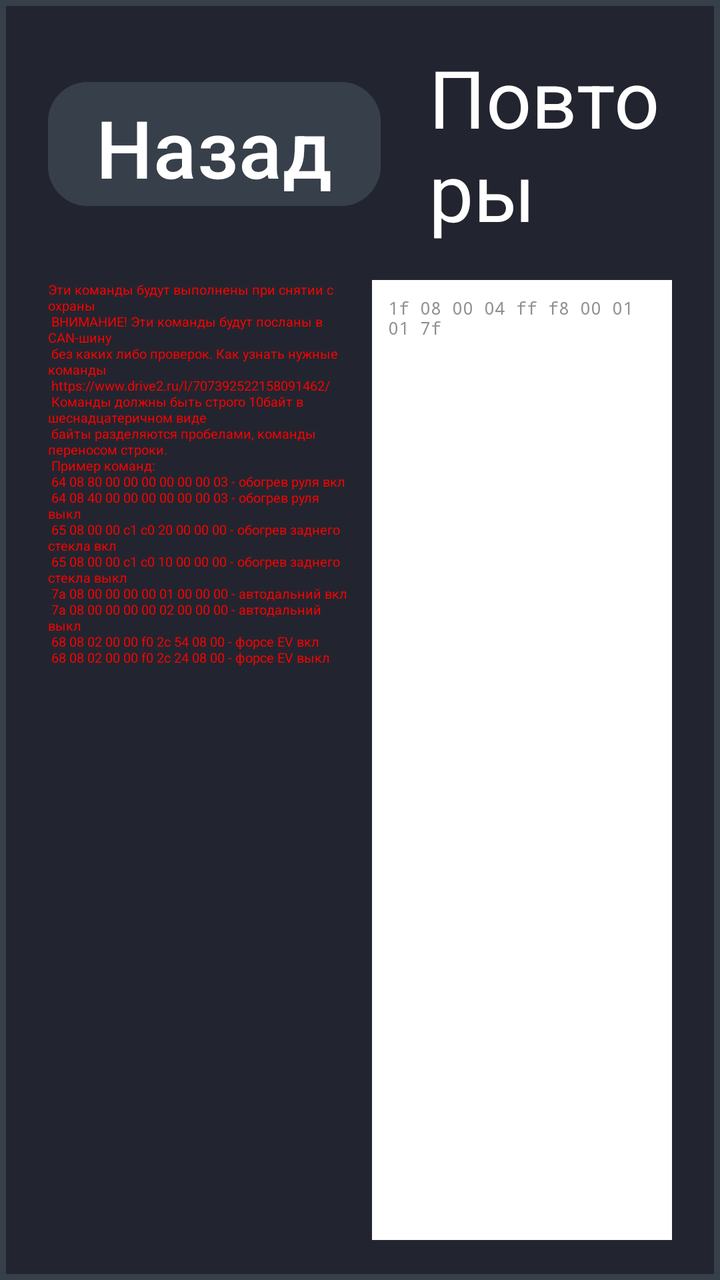
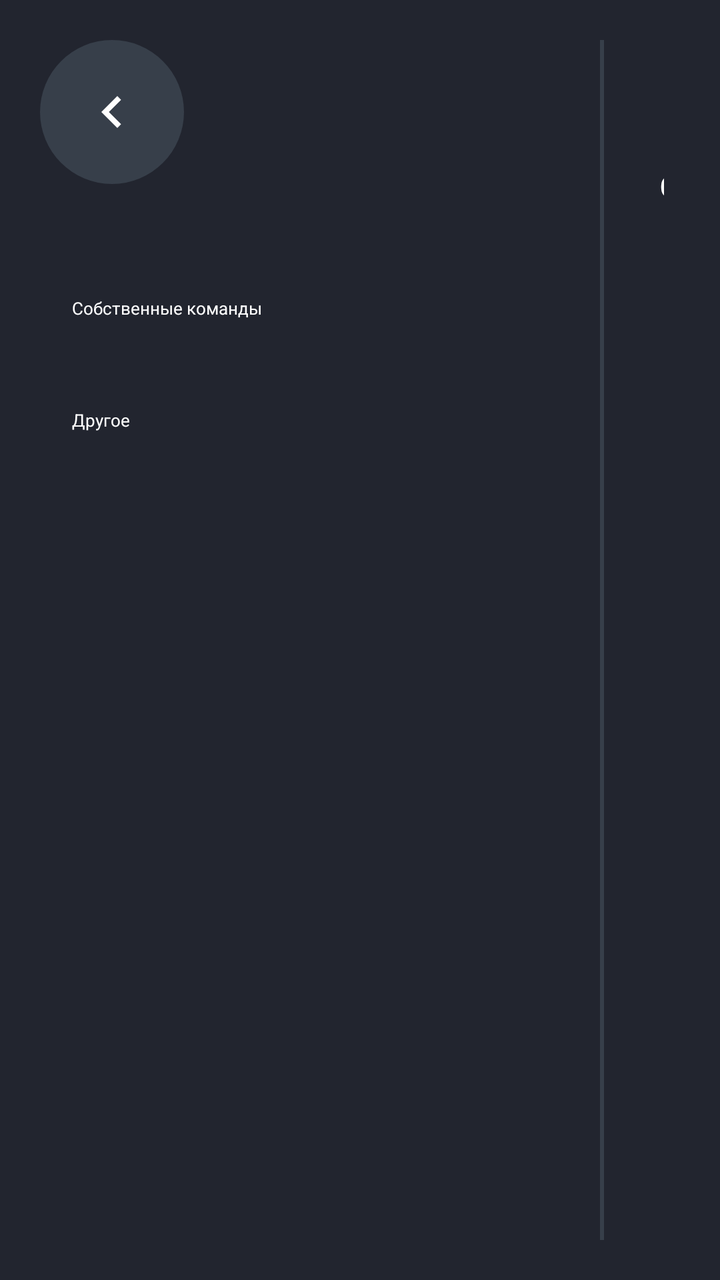

Screens rendered from an Android XML layout before and after an edit, with the pre-edit source and the edit as a unified diff.
<!-- AndroidManifest.xml: application theme Theme.RestoreMode -->
<!-- res/layout/activity_advance.xml -->
<?xml version="1.0" encoding="utf-8"?>
<LinearLayout xmlns:android="http://schemas.android.com/apk/res/android"
    xmlns:app="http://schemas.android.com/apk/res-auto"
    xmlns:tools="http://schemas.android.com/tools"
    android:id="@+id/main"
    android:layout_width="match_parent"
    android:layout_height="match_parent"
    android:background="@drawable/layout_category_bg_noround"
    android:orientation="vertical"
    android:paddingHorizontal="24dp"
    android:paddingVertical="12dp"
    android:fitsSystemWindows="true"
    tools:context=".AdvanceActivity">

    
    <LinearLayout
        android:layout_width="match_parent"
        android:layout_height="wrap_content"
        android:orientation="horizontal"
        android:gravity="center_vertical"
        android:layout_marginBottom="8dp">

        <Button
            android:id="@+id/buttonBack"
            android:layout_width="wrap_content"
            android:layout_height="70dp"
            android:backgroundTint="#373f4a"
            android:onClick="onButtonClickFinish"
            android:text="Назад"
            android:textColor="#FFFFFF"
            android:textSize="40dp"
            app:cornerRadius="20dp" />

        <TextView
            android:id="@+id/textView"
            android:layout_width="wrap_content"
            android:layout_height="wrap_content"
            android:layout_marginStart="24dp"
            android:text="Повторы"
            android:textColor="#FFFFFF"
            android:textSize="40dp" />

        <NumberPicker
            android:id="@+id/pickerCustomCommandCount"
            android:layout_width="120dp"
            android:layout_height="120dp"
            android:layout_marginStart="8dp"
            android:orientation="horizontal"
            android:outlineAmbientShadowColor="#C14A24"
            android:outlineSpotShadowColor="#8BC34A" />

        <Space
            android:layout_width="0dp"
            android:layout_height="1dp"
            android:layout_weight="1" />

        <Button
            android:id="@+id/buttonClean"
            android:layout_width="wrap_content"
            android:layout_height="70dp"
            android:backgroundTint="#373f4a"
            android:onClick="onButtonClickClean"
            android:text="Очистить"
            android:textColor="#FFFFFF"
            android:textSize="40dp"
            app:cornerRadius="20dp" />

    </LinearLayout>

    
    <LinearLayout
        android:layout_width="match_parent"
        android:layout_height="0dp"
        android:layout_weight="1"
        android:orientation="horizontal"
        android:layout_marginBottom="8dp">

        <TextView
            android:id="@+id/TextWarn"
            android:layout_width="0dp"
            android:layout_height="match_parent"
            android:layout_weight="1"
            android:text="@string/activity_advance_text"
            android:textColor="#ff0000"
            android:textSize="20px"
            android:layout_marginEnd="12dp" />

        <EditText
            android:id="@+id/rawCanCodes"
            android:layout_width="0dp"
            android:layout_height="match_parent"
            android:layout_weight="1"
            android:background="#ffffff"
            android:fontFamily="monospace"
            android:gravity="top"
            android:text="1f 08 00 04 ff f8 00 01 01 7f\n"
            android:textColor="#909090"
            android:textSize="26px"
            android:padding="8dp" />

    </LinearLayout>


</LinearLayout>
<!-- resources referenced by this layout -->
<resources>
  <!-- drawable layout_category_bg_noround (drawable) -->
  <?xml version="1.0" encoding="UTF-8"?>
  <shape xmlns:android="http://schemas.android.com/apk/res/android">
      <solid android:color="#22252f"/>
      <stroke android:width="3dp" android:color="#373f4a" />
      <corners android:radius="0dp"/>
      <padding android:left="30dp" android:top="30dp" android:right="30dp" android:bottom="30dp" />
  </shape>
  <string name="activity_advance_text">
          Эти команды будут выполнены при снятии с охраны\n
          ВНИМАНИЕ! Эти команды будут посланы в CAN-шину\n
          без каких либо проверок. Как узнать нужные команды\n
          https://www.drive2.ru/l/707392522158091462/\n
          Команды должны быть строго 10байт в шеснадцатеричном виде\n
          байты разделяются пробелами, команды переносом строки.\n
          Пример команд:\n
          64 08 80 00 00 00 00 00 00 03 - обогрев руля вкл\n
          64 08 40 00 00 00 00 00 00 03 - обогрев руля выкл\n
          65 08 00 00 c1 c0 20 00 00 00 - обогрев заднего стекла вкл\n
          65 08 00 00 c1 c0 10 00 00 00 - обогрев заднего стекла выкл\n
          7a 08 00 00 00 00 01 00 00 00 - автодальний вкл\n
          7a 08 00 00 00 00 02 00 00 00 - автодальний выкл\n
          68 08 02 00 00 f0 2c 54 08 00 - форсе EV вкл\n
          68 08 02 00 00 f0 2c 24 08 00 - форсе EV выкл
      </string>
  <style name="Theme.RestoreMode" parent="Base.Theme.RestoreMode" />
  <style name="Base.Theme.RestoreMode" parent="Theme.Material3.DayNight.NoActionBar">
          
          
      </style>
</resources>

<!-- the commit's change to res/layout/activity_advance.xml (unified diff, before → after) -->
@@ -5,100 +5,282 @@
     android:id="@+id/main"
     android:layout_width="match_parent"
     android:layout_height="match_parent"
-    android:background="@drawable/layout_category_bg_noround"
-    android:orientation="vertical"
-    android:paddingHorizontal="24dp"
-    android:paddingVertical="12dp"
+    android:background="#22252f"
+    android:orientation="horizontal"
     android:fitsSystemWindows="true"
     tools:context=".AdvanceActivity">
 
     
     <LinearLayout
+        android:layout_width="300dp"
+        android:layout_height="match_parent"
+        android:orientation="vertical"
+        android:paddingHorizontal="20dp"
+        android:paddingVertical="20dp"
+        android:gravity="top">
+
+        
+        <ImageButton
+            android:id="@+id/buttonBack"
+            android:layout_width="72dp"
+            android:layout_height="72dp"
+            android:padding="20dp"
+            android:background="@drawable/nav_back_circle_bg"
+            android:scaleType="fitCenter"
+            android:src="@drawable/ic_chevron_left"
+            android:onClick="onButtonClickFinish"
+            android:contentDescription="Назад" />
+
+        
+        <TextView
+            android:id="@+id/navCustomCommands"
+            android:layout_width="match_parent"
+            android:layout_height="wrap_content"
+            android:layout_marginTop="40dp"
+            android:background="@drawable/nav_rail_item_bg"
+            android:paddingHorizontal="16dp"
+            android:paddingVertical="16dp"
+            android:text="Собственные команды"
+            android:textColor="#FFFFFF"
+            android:textSize="26px" />
+
+        
+        <TextView
+            android:id="@+id/navOther"
+            android:layout_width="match_parent"
+            android:layout_height="wrap_content"
+            android:layout_marginTop="12dp"
+            android:background="@drawable/nav_rail_item_bg"
+            android:paddingHorizontal="16dp"
+            android:paddingVertical="16dp"
+            android:text="Другое"
+            android:textColor="#FFFFFF"
+            android:textSize="26px" />
+
+    </LinearLayout>
+
+    
+    <View
+        android:layout_width="2dp"
+        android:layout_height="match_parent"
+        android:layout_marginVertical="20dp"
+        android:background="#373f4a" />
+
+    
+    <FrameLayout
+        android:layout_width="0dp"
+        android:layout_height="match_parent"
+        android:layout_weight="1">
+
+    
+    <LinearLayout
+        android:id="@+id/pageCustomCommands"
         android:layout_width="match_parent"
-        android:layout_height="wrap_content"
-        android:orientation="horizontal"
-        android:gravity="center_vertical"
-        android:layout_marginBottom="8dp">
-
-        <Button
-            android:id="@+id/buttonBack"
+        android:layout_height="match_parent"
+        android:orientation="vertical"
+        android:paddingHorizontal="28dp"
+        android:paddingVertical="20dp">
+
+        
+        <LinearLayout
+            android:layout_width="match_parent"
+            android:layout_height="wrap_content"
+            android:orientation="horizontal"
+            android:gravity="center_vertical"
+            android:layout_marginBottom="16dp">
+
+            <TextView
+                android:layout_width="0dp"
+                android:layout_height="wrap_content"
+                android:layout_weight="1"
+                android:text="Собственные команды"
+                android:textColor="#FFFFFF"
+                android:textStyle="bold"
+                android:textSize="44px" />
+
+            <LinearLayout
+                android:layout_width="wrap_content"
+                android:layout_height="wrap_content"
+                android:orientation="horizontal"
+                android:gravity="center_vertical"
+                android:background="@drawable/layout_category_bg"
+                android:paddingHorizontal="16dp">
+
+                <TextView
+                    android:layout_width="wrap_content"
+                    android:layout_height="wrap_content"
+                    android:layout_marginEnd="8dp"
+                    android:text="Повторы"
+                    android:textColor="#FFFFFF"
+                    android:textSize="30px" />
+
+                <NumberPicker
+                    android:id="@+id/pickerCustomCommandCount"
+                    android:layout_width="90dp"
+                    android:layout_height="110dp" />
+
+            </LinearLayout>
+
+        </LinearLayout>
+
+        
+        <LinearLayout
+            android:layout_width="match_parent"
+            android:layout_height="0dp"
+            android:layout_weight="1"
+            android:orientation="horizontal">
+
+            <ScrollView
+                android:layout_width="0dp"
+                android:layout_height="match_parent"
+                android:layout_weight="1"
+                android:layout_marginEnd="20dp"
+                android:scrollbars="none">
+
+                <LinearLayout
+                    android:layout_width="match_parent"
+                    android:layout_height="wrap_content"
+                    android:orientation="vertical">
+
+                    <TextView
+                        android:id="@+id/TextWarn"
+                        android:layout_width="match_parent"
+                        android:layout_height="wrap_content"
+                        android:text="@string/activity_advance_text"
+                        android:textColor="#ff6b6b"
+                        android:textSize="20px" />
+
+                    
+                    <LinearLayout
+                        android:layout_width="wrap_content"
+                        android:layout_height="wrap_content"
+                        android:orientation="horizontal"
+                        android:gravity="center_vertical"
+                        android:layout_marginTop="12dp">
+
+                        <ImageView
+                            android:layout_width="110dp"
+                            android:layout_height="110dp"
+                            android:background="#ffffff"
+                            android:padding="5dp"
+                            android:src="@drawable/qr_drive2"
+                            android:contentDescription="QR-код: как узнать нужные команды на drive2.ru" />
+
+                        <TextView
+                            android:layout_width="wrap_content"
+                            android:layout_height="wrap_content"
+                            android:layout_marginStart="14dp"
+                            android:text="как узнать нужные\nкоманды на drive2.ru"
+                            android:textColor="#aaaaaa"
+                            android:textSize="22px" />
+
+                    </LinearLayout>
+
+                    
+                    <TextView
+                        android:layout_width="wrap_content"
+                        android:layout_height="wrap_content"
+                        android:layout_marginTop="12dp"
+                        android:layout_marginBottom="8dp"
+                        android:text="Примеры команд:"
+                        android:textColor="#FFFFFF"
+                        android:textSize="24px" />
+
+                    <LinearLayout
+                        android:id="@+id/examplesContainer"
+                        android:layout_width="match_parent"
+                        android:layout_height="wrap_content"
+                        android:orientation="vertical" />
+
+                </LinearLayout>
+
+            </ScrollView>
+
+            <LinearLayout
+                android:layout_width="520dp"
+                android:layout_height="wrap_content"
+                android:orientation="vertical">
+
+                <EditText
+                    android:id="@+id/rawCanCodes"
+                    android:layout_width="match_parent"
+                    android:layout_height="320dp"
+                    android:background="#ffffff"
+                    android:fontFamily="monospace"
+                    android:gravity="top"
+                    android:text="1f 08 00 04 ff f8 00 01 01 7f\n"
+                    android:textColor="#909090"
+                    android:textSize="26px"
+                    android:padding="8dp" />
+
+                <Button
+                    android:id="@+id/buttonClean"
+                    android:layout_width="wrap_content"
+                    android:layout_height="60dp"
+                    android:layout_gravity="end"
+                    android:layout_marginTop="12dp"
+                    android:backgroundTint="#373f4a"
+                    android:onClick="onButtonClickClean"
+                    android:text="Очистить"
+                    android:textColor="#FFFFFF"
+                    android:textSize="30dp"
+                    app:cornerRadius="20dp" />
+
+            </LinearLayout>
+
+        </LinearLayout>
+
+    </LinearLayout>
+    
+
+    
+    <LinearLayout
+        android:id="@+id/pageOther"
+        android:layout_width="match_parent"
+        android:layout_height="match_parent"
+        android:orientation="vertical"
+        android:paddingHorizontal="28dp"
+        android:paddingVertical="20dp"
+        android:visibility="gone">
+
+        <TextView
             android:layout_width="wrap_content"
-            android:layout_height="70dp"
-            android:backgroundTint="#373f4a"
-            android:onClick="onButtonClickFinish"
-            android:text="Назад"
+            android:layout_height="wrap_content"
+            android:layout_marginBottom="16dp"
+            android:text="Другое"
             android:textColor="#FFFFFF"
-            android:textSize="40dp"
-            app:cornerRadius="20dp" />
-
-        <TextView
-            android:id="@+id/textView"
-            android:layout_width="wrap_content"
-            android:layout_height="wrap_content"
-            android:layout_marginStart="24dp"
-            android:text="Повторы"
-            android:textColor="#FFFFFF"
-            android:textSize="40dp" />
-
-        <NumberPicker
-            android:id="@+id/pickerCustomCommandCount"
-            android:layout_width="120dp"
-            android:layout_height="120dp"
-            android:layout_marginStart="8dp"
+            android:textStyle="bold"
+            android:textSize="44px" />
+
+        
+        <LinearLayout
+            android:layout_width="match_parent"
+            android:layout_height="wrap_content"
             android:orientation="horizontal"
-            android:outlineAmbientShadowColor="#C14A24"
-            android:outlineSpotShadowColor="#8BC34A" />
-
-        <Space
-            android:layout_width="0dp"
-            android:layout_height="1dp"
-            android:layout_weight="1" />
-
-        <Button
-            android:id="@+id/buttonClean"
-            android:layout_width="wrap_content"
-            android:layout_height="70dp"
-            android:backgroundTint="#373f4a"
-            android:onClick="onButtonClickClean"
-            android:text="Очистить"
-            android:textColor="#FFFFFF"
-            android:textSize="40dp"
-            app:cornerRadius="20dp" />
+            android:gravity="center_vertical"
+            android:background="@drawable/layout_category_bg"
+            android:paddingHorizontal="16dp"
+            android:paddingVertical="8dp">
+
+            <TextView
+                android:layout_width="0dp"
+                android:layout_height="wrap_content"
+                android:layout_weight="1"
+                android:text="Режим отладки"
+                android:textColor="#FFFFFF"
+                android:textSize="26px" />
+
+            <Switch
+                android:id="@+id/switchDebugMode"
+                android:layout_width="wrap_content"
+                android:layout_height="wrap_content"
+                android:thumb="@drawable/switch_thumb"
+                android:track="@drawable/switch_track" />
+
+        </LinearLayout>
 
     </LinearLayout>
 
-    
-    <LinearLayout
-        android:layout_width="match_parent"
-        android:layout_height="0dp"
-        android:layout_weight="1"
-        android:orientation="horizontal"
-        android:layout_marginBottom="8dp">
-
-        <TextView
-            android:id="@+id/TextWarn"
-            android:layout_width="0dp"
-            android:layout_height="match_parent"
-            android:layout_weight="1"
-            android:text="@string/activity_advance_text"
-            android:textColor="#ff0000"
-            android:textSize="20px"
-            android:layout_marginEnd="12dp" />
-
-        <EditText
-            android:id="@+id/rawCanCodes"
-            android:layout_width="0dp"
-            android:layout_height="match_parent"
-            android:layout_weight="1"
-            android:background="#ffffff"
-            android:fontFamily="monospace"
-            android:gravity="top"
-            android:text="1f 08 00 04 ff f8 00 01 01 7f\n"
-            android:textColor="#909090"
-            android:textSize="26px"
-            android:padding="8dp" />
-
-    </LinearLayout>
-
+    </FrameLayout>
 
 </LinearLayout>
<!-- resource entries referenced after the edit -->
@@ -1,31 +1,85 @@
 <!-- resources referenced by this layout -->
 <resources>
-  <!-- drawable layout_category_bg_noround (drawable) -->
+  <!-- drawable ic_chevron_left (drawable) -->
+  <?xml version="1.0" encoding="utf-8"?>
+  <vector xmlns:android="http://schemas.android.com/apk/res/android"
+      android:width="24dp"
+      android:height="24dp"
+      android:viewportWidth="24"
+      android:viewportHeight="24">
+      <path
+          android:fillColor="#FFFFFF"
+          android:pathData="M15.41,16.59L10.83,12l4.58,-4.59L14,6l-6,6 6,6z" />
+  </vector>
+  <!-- drawable layout_category_bg (drawable) -->
   <?xml version="1.0" encoding="UTF-8"?>
   <shape xmlns:android="http://schemas.android.com/apk/res/android">
       <solid android:color="#22252f"/>
       <stroke android:width="3dp" android:color="#373f4a" />
-      <corners android:radius="0dp"/>
-      <padding android:left="30dp" android:top="30dp" android:right="30dp" android:bottom="30dp" />
+      <corners android:radius="30dp"/>
+      <padding android:left="16dp" android:top="16dp" android:right="16dp" android:bottom="20dp" />
   </shape>
+  <!-- drawable nav_back_circle_bg (drawable) -->
+  <?xml version="1.0" encoding="utf-8"?>
+  <shape xmlns:android="http://schemas.android.com/apk/res/android"
+      android:shape="oval">
+      <solid android:color="#373f4a" />
+  </shape>
+  <!-- drawable nav_rail_item_bg (drawable) -->
+  <?xml version="1.0" encoding="utf-8"?>
+  <selector xmlns:android="http://schemas.android.com/apk/res/android">
+      <item android:state_selected="true" android:drawable="@drawable/nav_rail_item_selected_bg" />
+      <item android:drawable="@android:color/transparent" />
+  </selector>
+  <!-- drawable qr_drive2: png bitmap (drawable-nodpi, 588 bytes) -->
+  <!-- drawable switch_thumb (drawable) -->
+  <?xml version="1.0" encoding="utf-8"?>
+  <selector xmlns:android="http://schemas.android.com/apk/res/android">
+      <item android:state_checked="true">
+          <shape android:shape="oval">
+              <solid android:color="#2A84DE" />
+              <size android:width="24dp" android:height="24dp" />
+          </shape>
+      </item>
+      <item>
+          <shape android:shape="oval">
+              <solid android:color="#888888" />
+              <size android:width="24dp" android:height="24dp" />
+          </shape>
+      </item>
+  </selector>
+  <!-- drawable switch_track (drawable) -->
+  <?xml version="1.0" encoding="utf-8"?>
+  <selector xmlns:android="http://schemas.android.com/apk/res/android">
+      <item android:state_checked="true">
+          <shape android:shape="rectangle">
+              <solid android:color="#5AAAE8" />
+              <corners android:radius="20dp" />
+          </shape>
+      </item>
+      <item>
+          <shape android:shape="rectangle">
+              <solid android:color="#444444" />
+              <corners android:radius="20dp" />
+          </shape>
+      </item>
+  </selector>
   <string name="activity_advance_text">
           Эти команды будут выполнены при снятии с охраны\n
           ВНИМАНИЕ! Эти команды будут посланы в CAN-шину\n
-          без каких либо проверок. Как узнать нужные команды\n
-          https://www.drive2.ru/l/707392522158091462/\n
+          без каких либо проверок. Как узнать нужные команды —\n
+          отсканируйте QR-код.\n
           Команды должны быть строго 10байт в шеснадцатеричном виде\n
-          байты разделяются пробелами, команды переносом строки.\n
-          Пример команд:\n
-          64 08 80 00 00 00 00 00 00 03 - обогрев руля вкл\n
-          64 08 40 00 00 00 00 00 00 03 - обогрев руля выкл\n
-          65 08 00 00 c1 c0 20 00 00 00 - обогрев заднего стекла вкл\n
-          65 08 00 00 c1 c0 10 00 00 00 - обогрев заднего стекла выкл\n
-          7a 08 00 00 00 00 01 00 00 00 - автодальний вкл\n
-          7a 08 00 00 00 00 02 00 00 00 - автодальний выкл\n
-          68 08 02 00 00 f0 2c 54 08 00 - форсе EV вкл\n
-          68 08 02 00 00 f0 2c 24 08 00 - форсе EV выкл
+          байты разделяются пробелами, команды переносом строки.
       </string>
   <style name="Theme.RestoreMode" parent="Base.Theme.RestoreMode" />
+  <!-- drawable nav_rail_item_selected_bg (drawable) -->
+  <?xml version="1.0" encoding="utf-8"?>
+  <shape xmlns:android="http://schemas.android.com/apk/res/android"
+      android:shape="rectangle">
+      <solid android:color="#2f3947" />
+      <corners android:radius="16dp" />
+  </shape>
   <style name="Base.Theme.RestoreMode" parent="Theme.Material3.DayNight.NoActionBar">
           
           
